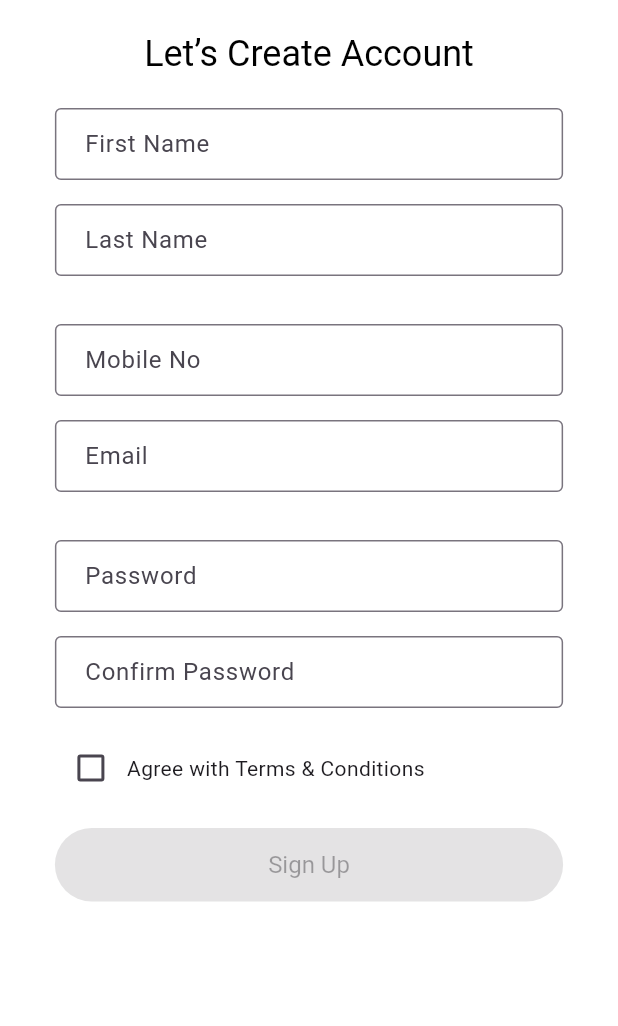
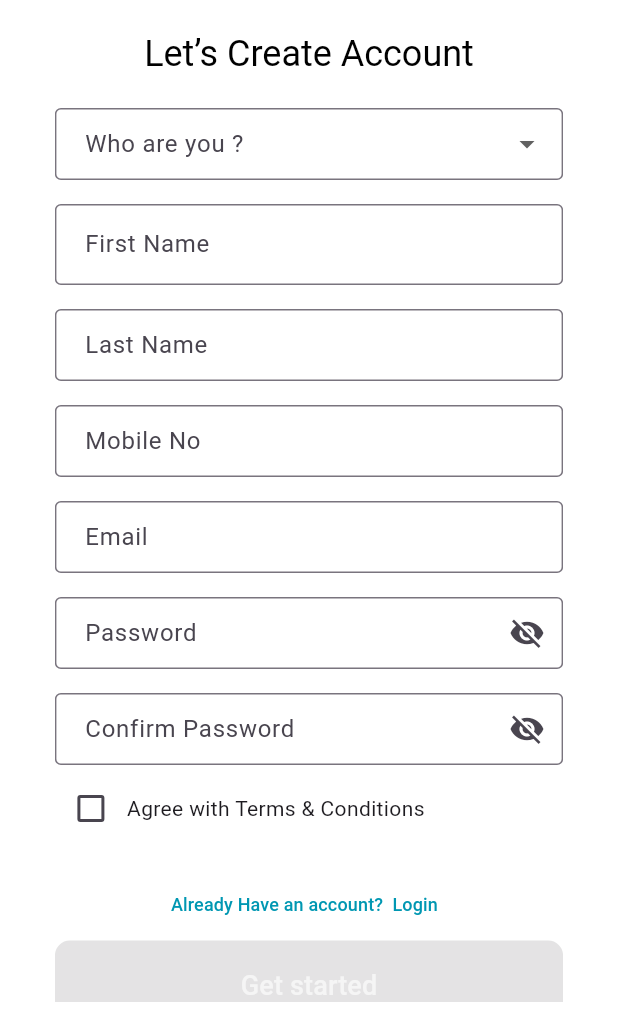
Before and after one commit to psd-99/gas_by_gas, a Flutter app: the screen it shows after launch, on a phone screen of 412 x 824 dp, the part 210-1236 px from its top. Run offline on Flutter 3.47's test engine with Material 3 defaults, Android fonts, the phone set to English and light mode, and no system bars; our stand-ins replace cloud_firestore, firebase_auth, firebase_core, flutter_svg, pin_code_fields; accounts and stored records are empty.

Commit message:
signup screen

```diff
--- a/gas_by_gas/lib/signUpScreen.dart
+++ b/gas_by_gas/lib/signUpScreen.dart
@@ -1,5 +1,9 @@
+import 'package:cloud_firestore/cloud_firestore.dart';
+import 'package:firebase_auth/firebase_auth.dart';
 import 'package:flutter/material.dart';
 import 'package:gas_by_gas/BaseScreen/baseScreen.dart';
+import 'package:gas_by_gas/loginScreen.dart';
+import 'package:gas_by_gas/utils/app_colors.dart';
 
 class SignUpScreen extends StatefulWidget {
   const SignUpScreen({super.key});
@@ -12,13 +16,27 @@ class _SignUpScreenState extends State<SignUpScreen> {
   final _formKey = GlobalKey<FormState>();
   String _firstName = '';
   String _lastName = '';
-  String? _Selectedtitle = '';
+  String? _selectedTitle;
   String _mobile = '';
   String _email = '';
   String _password = '';
   // ignore: unused_field
   String _confirmPassword = '';
   bool _agreeToTerms = false;
+  bool _obscureText = true;
+  bool _obscureConfirmText = true;
+
+  void _togglePasswordVisibility() {
+    setState(() {
+      _obscureText = !_obscureText;
+    });
+  }
+
+  void _toggleConfirmPasswordVisibility() {
+    setState(() {
+      _obscureConfirmText = !_obscureConfirmText;
+    });
+  }
 
   String? _validatePassword(String? value) {
     if (value == null || value.isEmpty) {
@@ -36,48 +54,48 @@ class _SignUpScreenState extends State<SignUpScreen> {
   }
 
   void _signUp() async {
-    // if (_formKey.currentState!.validate()) {
-    //   try {
-    //     // Create a user with Firebase Authentication
-    //     UserCredential userCredential = await FirebaseAuth.instance
-    //         .createUserWithEmailAndPassword(email: _email, password: _password);
+    if (_formKey.currentState!.validate()) {
+      try {
+        // Create a user with Firebase Authentication
+        UserCredential userCredential = await FirebaseAuth.instance
+            .createUserWithEmailAndPassword(email: _email, password: _password);
 
-    //     // Get the user's unique ID
-    //     String uid = userCredential.user!.uid;
+        // Get the user's unique ID
+        String uid = userCredential.user!.uid;
 
-    //     // Save additional user information to Firestore
-    //     // await FirebaseFirestore.instance.collection('users').doc(uid).set({
-    //     //   'firstName': _firstName,
-    //     //   'lastName': _lastName,
-    //     //   'mobile': _mobile,
-    //     //   'email': _email,
-    //     //   'title': _selectedTitle,
-    //     //   'termsAccepted': _agreeToTerms,
-    //     //   'createdAt': FieldValue.serverTimestamp(), // Track the signup time
-    //     // });
+        // Save additional user information to Firestore
+        await FirebaseFirestore.instance.collection('users').doc(uid).set({
+          'firstName': _firstName,
+          'lastName': _lastName,
+          'mobile': _mobile,
+          'email': _email,
+          'title': _selectedTitle,
+          'termsAccepted': _agreeToTerms,
+          'createdAt': FieldValue.serverTimestamp(), // Track the signup time
+        });
 
-    //     // Navigate back or to a different screen after successful sign-up
-    //     // ignore: use_build_context_synchronously
-    //     Navigator.pop(context);
-    //   } catch (e) {
-    //     // Show an error dialog if sign-up fails
-    //     showDialog(
-    //       // ignore: use_build_context_synchronously
-    //       context: context,
-    //       builder:
-    //           (context) => AlertDialog(
-    //             title: const Text("Sign Up Failed"),
-    //             content: Text(e.toString()),
-    //             actions: [
-    //               TextButton(
-    //                 onPressed: () => Navigator.of(context).pop(),
-    //                 child: const Text("OK"),
-    //               ),
-    //             ],
-    //           ),
-    //     );
-    //   }
-    // }
+        // Navigate back or to a different screen after successful sign-up
+        //ignore: use_build_context_synchronously
+        Navigator.pushNamed(context, '/login');
+      } catch (e) {
+        // Show an error dialog if sign-up fails
+        showDialog(
+          // ignore: use_build_context_synchronously
+          context: context,
+          builder:
+              (context) => AlertDialog(
+                title: const Text("Sign Up Failed"),
+                content: Text(e.toString()),
+                actions: [
+                  TextButton(
+                    onPressed: () => Navigator.of(context).pop(),
+                    child: const Text("OK"),
+                  ),
+                ],
+              ),
+        );
+      }
+    }
   }
 
   Widget build(BuildContext context) {
@@ -126,13 +144,45 @@ class _SignUpScreenState extends State<SignUpScreen> {
                     ), // Dummy Company Logo
                   ),
                   const SizedBox(height: 20),
+
+                  DropdownButtonFormField<String>(
+                    decoration: const InputDecoration(
+                      labelText: "Who are you ?",
+                      border: OutlineInputBorder(),
+                      contentPadding: EdgeInsets.symmetric(
+                        vertical: 10,
+                        horizontal: 16,
+                      ), // Adjust height
+                    ),
+                    value: _selectedTitle,
+                    dropdownColor: AppColors.background,
+                    items:
+                        ["Mr", "Mrs", "Miss"]
+                            .map(
+                              (title) => DropdownMenuItem(
+                                value: title,
+                                child: Text(title),
+                              ),
+                            )
+                            .toList(),
+                    onChanged:
+                        (value) => setState(() => _selectedTitle = value),
+                    validator:
+                        (value) => value == null ? "Select a title" : null,
+                  ),
+                  const SizedBox(height: 16),
                   TextFormField(
                     decoration: const InputDecoration(
                       labelText: "First Name",
                       border: OutlineInputBorder(),
+                      focusedBorder: const OutlineInputBorder(
+                        // Prevent border color change
+                        borderSide: BorderSide(color: Colors.grey),
+                      ),
+                      floatingLabelStyle: TextStyle(color: Colors.black),
                       contentPadding: EdgeInsets.symmetric(
                         horizontal: 16,
-                        vertical: 10,
+                        vertical: 15,
                       ),
                     ),
                     onChanged: (value) => _firstName = value,
@@ -140,11 +190,17 @@ class _SignUpScreenState extends State<SignUpScreen> {
                         (value) =>
                             value!.isEmpty ? "Enter your first name" : null,
                   ),
+
                   const SizedBox(height: 16),
                   TextFormField(
                     decoration: const InputDecoration(
                       labelText: "Last Name",
                       border: OutlineInputBorder(),
+                      focusedBorder: const OutlineInputBorder(
+                        // Prevent border color change
+                        borderSide: BorderSide(color: Colors.grey),
+                      ),
+                      floatingLabelStyle: TextStyle(color: Colors.black),
                       contentPadding: EdgeInsets.symmetric(
                         horizontal: 16,
                         vertical: 10,
@@ -156,31 +212,16 @@ class _SignUpScreenState extends State<SignUpScreen> {
                             value!.isEmpty ? "Enter your last name" : null,
                   ),
                   const SizedBox(height: 16),
-                  // DropdownButtonFormField<String>(
-                  //   decoration: const InputDecoration(
-                  //     labelText: "Select Country",
-                  //     border: OutlineInputBorder(),
-                  //   ),
-                  //   //value: _selectedTitle,
-                  //   items:
-                  //       ["Mr", "Mrs", "Miss"]
-                  //           .map(
-                  //             (title) => DropdownMenuItem(
-                  //               value: title,
-                  //               child: Text(title),
-                  //             ),
-                  //           )
-                  //           .toList(),
-                  //   onChanged:
-                  //       (value) => setState(() => _selectedTitle = value),
-                  //   validator:
-                  //       (value) => value == null ? "Select a title" : null,
-                  // ),
-                  const SizedBox(height: 16),
+
                   TextFormField(
                     decoration: const InputDecoration(
                       labelText: "Mobile No",
                       border: OutlineInputBorder(),
+                      focusedBorder: const OutlineInputBorder(
+                        // Prevent border color change
+                        borderSide: BorderSide(color: Colors.grey),
+                      ),
+                      floatingLabelStyle: TextStyle(color: Colors.black),
                       contentPadding: EdgeInsets.symmetric(
                         horizontal: 16,
                         vertical: 10,
@@ -196,6 +237,11 @@ class _SignUpScreenState extends State<SignUpScreen> {
                     decoration: const InputDecoration(
                       labelText: "Email",
                       border: OutlineInputBorder(),
+                      focusedBorder: const OutlineInputBorder(
+                        // Prevent border color change
+                        borderSide: BorderSide(color: Colors.grey),
+                      ),
+                      floatingLabelStyle: TextStyle(color: Colors.black),
                       contentPadding: EdgeInsets.symmetric(
                         horizontal: 16,
                         vertical: 10,
@@ -205,28 +251,53 @@ class _SignUpScreenState extends State<SignUpScreen> {
                     validator:
                         (value) => value!.isEmpty ? "Enter your email" : null,
                   ),
-                  const SizedBox(height: 16),
 
                   const SizedBox(height: 16),
                   TextFormField(
-                    decoration: const InputDecoration(
+                    decoration: InputDecoration(
                       labelText: "Password",
-                      border: OutlineInputBorder(),
-                      contentPadding: EdgeInsets.symmetric(
+                      border: const OutlineInputBorder(),
+                      focusedBorder: const OutlineInputBorder(
+                        // Prevent border color change
+                        borderSide: BorderSide(color: Colors.grey),
+                      ),
+                      suffixIcon: IconButton(
+                        icon: Icon(
+                          _obscureText
+                              ? Icons.visibility_off
+                              : Icons.visibility,
+                        ),
+                        onPressed: _togglePasswordVisibility,
+                      ),
+                      floatingLabelStyle: const TextStyle(color: Colors.black),
+                      contentPadding: const EdgeInsets.symmetric(
                         horizontal: 16,
                         vertical: 10,
                       ),
                     ),
                     onChanged: (value) => _password = value,
                     validator: _validatePassword,
-                    obscureText: true,
+                    obscureText: _obscureText,
                   ),
                   const SizedBox(height: 16),
                   TextFormField(
-                    decoration: const InputDecoration(
+                    decoration: InputDecoration(
                       labelText: "Confirm Password",
-                      border: OutlineInputBorder(),
-                      contentPadding: EdgeInsets.symmetric(
+                      border: const OutlineInputBorder(),
+                      focusedBorder: const OutlineInputBorder(
+                        // Prevent border color change
+                        borderSide: BorderSide(color: Colors.grey),
+                      ),
+                      suffixIcon: IconButton(
+                        icon: Icon(
+                          _obscureConfirmText
+                              ? Icons.visibility_off
+                              : Icons.visibility,
+                        ),
+                        onPressed: _toggleConfirmPasswordVisibility,
+                      ),
+                      floatingLabelStyle: const TextStyle(color: Colors.black),
+                      contentPadding: const EdgeInsets.symmetric(
                         horizontal: 16,
                         vertical: 10,
                       ),
@@ -237,31 +308,49 @@ class _SignUpScreenState extends State<SignUpScreen> {
                             value != _password
                                 ? "Passwords do not match"
                                 : null,
-                    obscureText: true,
+                    obscureText: _obscureConfirmText,
                   ),
-                  const SizedBox(height: 16),
+                  const SizedBox(height: 5),
                   Row(
                     children: [
                       Checkbox(
                         value: _agreeToTerms,
                         onChanged:
                             (value) => setState(() => _agreeToTerms = value!),
+                        activeColor: AppColors.buttonColor,
                       ),
                       const Text("Agree with Terms & Conditions"),
                     ],
                   ),
                   const SizedBox(height: 16),
+                  TextButton(
+                    onPressed: () => Navigator.pushNamed(context, '/login'),
+                    child: const Text(
+                      "Already Have an account?  Login  ",
+                      style: TextStyle(
+                        fontSize: 12,
+                        color: AppColors.buttonColor,
+                      ),
+                    ),
+                  ),
                   ElevatedButton(
+                    style: ElevatedButton.styleFrom(
+                      padding: const EdgeInsets.symmetric(vertical: 17),
+                      backgroundColor: AppColors.buttonColor,
+                      shape: RoundedRectangleBorder(
+                        borderRadius: BorderRadius.circular(10),
+                      ),
+                    ),
                     onPressed: _agreeToTerms ? _signUp : null,
-                    style: ElevatedButton.styleFrom(
-                      backgroundColor:
-                          Colors.blueGrey, // Customize your button color
-                      padding: const EdgeInsets.symmetric(vertical: 15),
-                      textStyle: const TextStyle(fontSize: 16),
+                    child: const Text(
+                      "Get started",
+                      style: TextStyle(
+                        fontSize: 18,
+                        color: AppColors.textSecondary,
+                      ),
                     ),
-                    child: const Text("Sign Up"),
                   ),
-                  const SizedBox(height: 20),
+                  const SizedBox(height: 10),
                 ],
               ),
             ),
--- a/gas_by_gas/pubspec.yaml
+++ b/gas_by_gas/pubspec.yaml
@@ -38,6 +38,7 @@ dependencies:
   pin_code_fields: ^8.0.1
   firebase_auth: ^5.5.1
   firebase_core: ^3.12.1
+  cloud_firestore: ^5.6.5
 
 dev_dependencies:
   flutter_test:
```
Also changed, not shown: gas_by_gas/lib/loginScreen.dart (+54 -30 lines), gas_by_gas/pubspec.lock, 9 other files.
